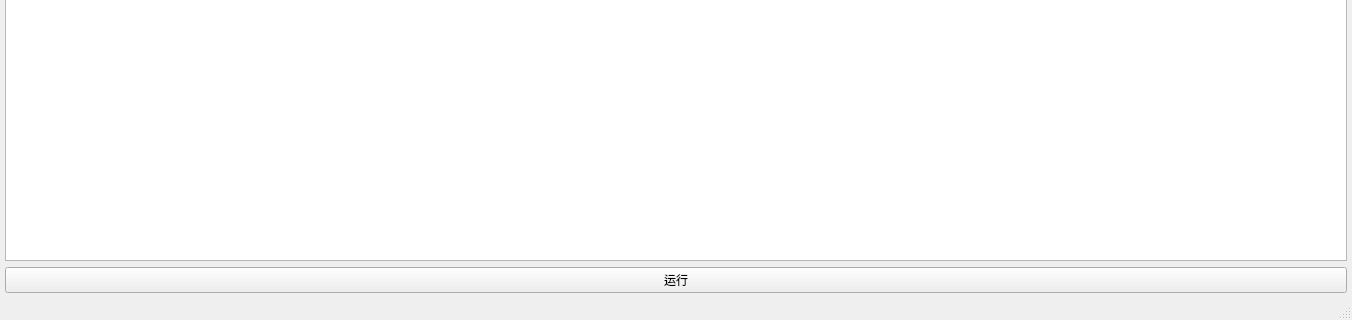
louisir/ModbusGateway, file mainwindow.ui: the form before one commit; both pictures show x 0 to 1352 and y 467 to 787 of the 1352 by 787 pixel window.
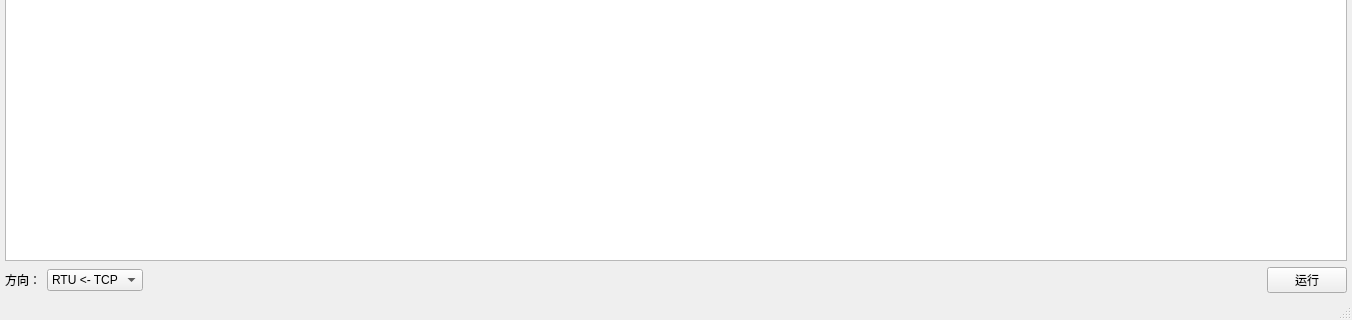
The form after the commit.

Diff of the .ui file:
```diff
--- a/mainwindow.ui
+++ b/mainwindow.ui
@@ -56,11 +56,49 @@
      </layout>
     </item>
     <item>
+     <layout class="QHBoxLayout" name="horizontalLayout_direction">
+      <item>
+       <widget class="QLabel" name="label_direction">
+        <property name="text">
+         <string>方向：</string>
+        </property>
+       </widget>
+      </item>
+      <item>
+       <widget class="QComboBox" name="comboBox_direction">
+        <item>
+         <property name="text">
+          <string>RTU &lt;- TCP</string>
+         </property>
+        </item>
+        <item>
+         <property name="text">
+          <string>RTU -&gt; TCP</string>
+         </property>
+        </item>
+       </widget>
+      </item>
+      <item>
+       <spacer name="horizontalSpacer_direction">
+        <property name="orientation">
+         <enum>Qt::Horizontal</enum>
+        </property>
+        <property name="sizeHint" stdset="0">
+         <size>
+          <width>40</width>
+          <height>20</height>
+         </size>
+        </property>
+       </spacer>
+      </item>
+      <item>
      <widget class="QPushButton" name="btn_run">
       <property name="text">
        <string>运行</string>
       </property>
      </widget>
+      </item>
+     </layout>
     </item>
    </layout>
   </widget>
```
Lines whose indentation alone changed are shown as unchanged.
